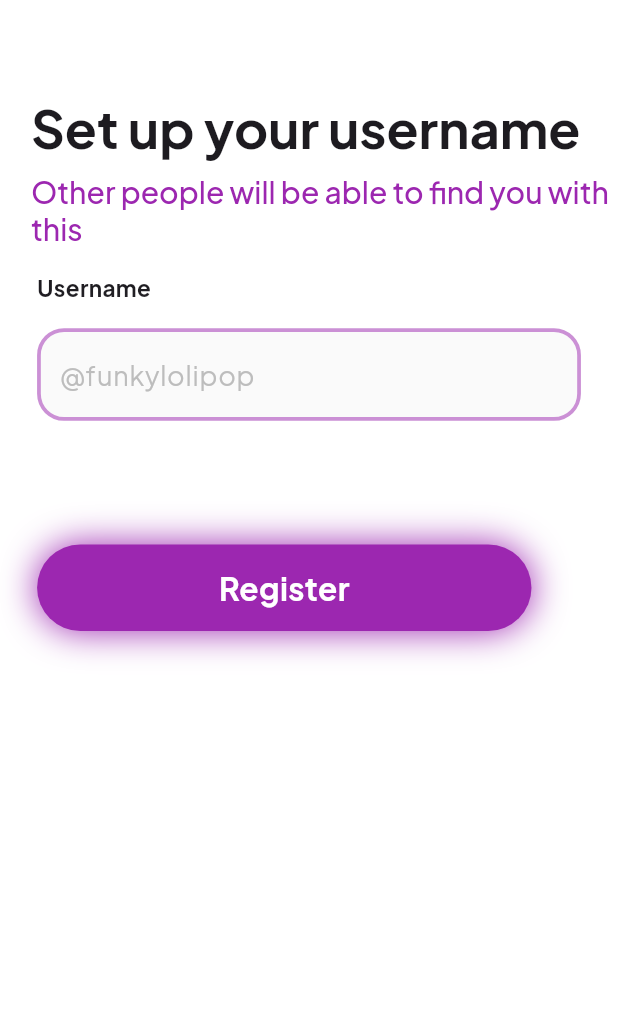
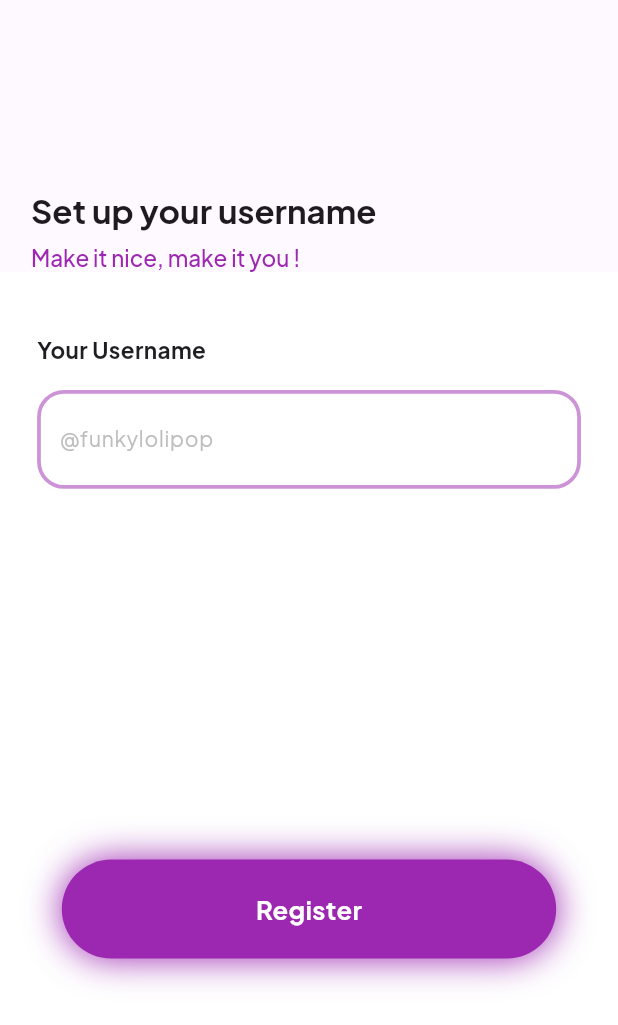
Before and after one commit to ThatLinuxGuyYouKnow/Bubbly, a Flutter app: the SignUp screen opened by its route, after a tap on "Get Started", on a phone screen of 412 x 824 dp. Shown: the top 1025 px of the screen. Run offline on Flutter 3.47's test engine with Material 3 defaults, Android fonts, the phone set to English and light mode, and no system bars; our stand-ins replace device_info, flutter_dotenv, get_storage, google_fonts, supabase_flutter; accounts and stored records are empty; network calls fail.

Commit message:
adjusted text sizes for real device for sign up, standard button and main chat screen

```diff
--- a/lib/auth/set_username.dart
+++ b/lib/auth/set_username.dart
@@ -1,8 +1,10 @@
 import 'package:bubbly/data/localHandling/supabaseData.dart';
 import 'package:bubbly/widgets/StandardTextField.dart';
+import 'package:bubbly/widgets/backButton.dart';
 import 'package:bubbly/widgets/buttons.dart';
 import 'package:bubbly/widgets/texts.dart';
 import 'package:flutter/material.dart';
+import 'package:flutter/widgets.dart';
 import 'package:google_fonts/google_fonts.dart';
 
 class SetUsername extends StatefulWidget {
@@ -16,7 +18,7 @@ class SetUsername extends StatefulWidget {
 class _SetUsernameState extends State<SetUsername> {
   final ScrollController _scrollController = ScrollController();
   final TextEditingController usernameController = TextEditingController();
-//TODO: Implement validation + local data storage of username
+
   Widget build(BuildContext context) {
     final screenWidth = MediaQuery.of(context).size.width;
     final screenHeight = MediaQuery.of(context).size.height;
@@ -29,9 +31,9 @@ class _SetUsernameState extends State<SetUsername> {
         physics: const ClampingScrollPhysics(),
         slivers: [
           SliverAppBar(
-            expandedHeight: screenHeight * 0.2,
+            expandedHeight: screenHeight * 0.22,
             pinned: true,
-            backgroundColor: Colors.white,
+            backgroundColor: Colors.purpleAccent.withOpacity(.04),
             elevation: 0,
             leadingWidth: screenWidth * 0.23,
             leading: SizedBox.shrink(),
@@ -46,17 +48,17 @@ class _SetUsernameState extends State<SetUsername> {
                 children: [
                   StandardText(
                     textContent: 'Set up your username',
-                    textFontSize: 35,
+                    textFontSize: 22,
                     textWeight: FontWeight.bold,
                   ),
                   SizedBox(
                     height: screenHeight * 0.01,
                   ),
                   Text(
-                    'Other people will be able to find you with this',
+                    'Make it nice, make it you !',
                     style: GoogleFonts.plusJakartaSans(
                       color: Colors.purple,
-                      fontSize: 20,
+                      fontSize: 15,
                       fontWeight: FontWeight.w500,
                     ),
                   ),
@@ -70,9 +72,9 @@ class _SetUsernameState extends State<SetUsername> {
               child: Column(
                   crossAxisAlignment: CrossAxisAlignment.start,
                   children: [
-                    SizedBox(height: screenHeight * 0.02),
+                    SizedBox(height: screenHeight * 0.05),
                     StandardText(
-                      textContent: 'Username',
+                      textContent: 'Your Username',
                       textFontSize: 15,
                       textWeight: FontWeight.bold,
                     ),
@@ -81,7 +83,10 @@ class _SetUsernameState extends State<SetUsername> {
                         controller: usernameController,
                         valueValidator: (value) {},
                         hintText: '@funkylolipop'),
-                    SizedBox(height: screenHeight * .1),
+                    SizedBox(height: screenHeight * .3),
+                    Row(
+                      mainAxisAlignment: MainAxisAlignment.center,
+                      children: [
                         StandardButton(
                             onButtonTap: () {
                               print(usernameController.text +
@@ -90,7 +95,9 @@ class _SetUsernameState extends State<SetUsername> {
                                   username: usernameController.text,
                                   email: widget.email);
                             },
-                        buttonTitle: 'Register')
+                            buttonTitle: 'Register'),
+                      ],
+                    )
                   ] ///////////////
                   ),
             ),
--- a/lib/auth/signup.dart
+++ b/lib/auth/signup.dart
@@ -40,7 +40,7 @@ class _SignUpState extends State<SignUp> {
           SliverAppBar(
             expandedHeight: screenHeight * 0.22,
             pinned: true,
-            backgroundColor: Colors.white,
+            backgroundColor: Colors.purpleAccent.withOpacity(.04),
             elevation: 0,
             leadingWidth: screenWidth * 0.23,
             leading: Padding(
@@ -85,7 +85,7 @@ class _SignUpState extends State<SignUp> {
                   SizedBox(height: screenHeight * 0.06),
                   StandardText(
                     textContent: 'Email',
-                    textFontSize: 22,
+                    textFontSize: 18,
                     textWeight: FontWeight.bold,
                   ),
                   SizedBox(height: screenHeight * .02),
@@ -97,7 +97,7 @@ class _SignUpState extends State<SignUp> {
                   SizedBox(height: screenHeight * .05),
                   StandardText(
                     textContent: 'Password',
-                    textFontSize: 22,
+                    textFontSize: 18,
                     textWeight: FontWeight.bold,
                   ),
                   SizedBox(height: screenHeight * .02),
@@ -153,7 +153,7 @@ class _SignUpState extends State<SignUp> {
                             Text(
                               'Already have an account?',
                               style: GoogleFonts.plusJakartaSans(
-                                fontSize: 16,
+                                fontSize: 12,
                               ),
                             ),
                             SizedBox(
@@ -161,7 +161,7 @@ class _SignUpState extends State<SignUp> {
                             ),
                             Text('Dive Back in! ',
                                 style: GoogleFonts.plusJakartaSans(
-                                    fontSize: 16,
+                                    fontSize: 12,
                                     fontWeight: FontWeight.bold,
                                     decoration: TextDecoration.underline))
                           ],
--- a/lib/chats/chat_main.dart
+++ b/lib/chats/chat_main.dart
@@ -83,7 +83,7 @@ class _ChatMainState extends State {
                       SizedBox(width: 8),
                       StandardText(
                         textContent: 'Chats',
-                        textFontSize: 35,
+                        textFontSize: 25,
                         textWeight: FontWeight.bold,
                       ),
                     ],
@@ -93,7 +93,7 @@ class _ChatMainState extends State {
                     'Welcome back to the hive!',
                     style: GoogleFonts.plusJakartaSans(
                       color: Colors.purple,
-                      fontSize: 20,
+                      fontSize: 17,
                       fontWeight: FontWeight.w500,
                     ),
                   ),
--- a/lib/stacked_screens/userProfile.dart
+++ b/lib/stacked_screens/userProfile.dart
@@ -41,7 +41,7 @@ class UserScreen extends StatelessWidget {
                 children: [
                   StandardText(
                     textContent: 'Profile',
-                    textFontSize: 35,
+                    textFontSize: 25,
                     textWeight: FontWeight.bold,
                   ),
                   SizedBox(
@@ -51,7 +51,7 @@ class UserScreen extends StatelessWidget {
                     username,
                     style: GoogleFonts.plusJakartaSans(
                       color: Colors.purple,
-                      fontSize: 20,
+                      fontSize: 15,
                       fontWeight: FontWeight.w500,
                     ),
                   ),
--- a/lib/widgets/StandardTextField.dart
+++ b/lib/widgets/StandardTextField.dart
@@ -77,7 +77,7 @@ class _StandardTextEditingFieldState extends State<StandardTextEditingField> {
 
     return Container(
       alignment: Alignment.center,
-      height: screenHeight * 0.075,
+      height: screenHeight * 0.08,
       decoration: BoxDecoration(
         boxShadow: const [
           BoxShadow(blurRadius: 20, color: Colors.white)
@@ -86,7 +86,7 @@ class _StandardTextEditingFieldState extends State<StandardTextEditingField> {
           color: _getFieldColor(),
           width: 2.5,
         ),
-        color: Colors.grey[50],
+        color: Colors.white,
         borderRadius: BorderRadius.circular(18.0),
       ),
       child: Padding(
@@ -110,7 +110,7 @@ class _StandardTextEditingFieldState extends State<StandardTextEditingField> {
             hintText: widget.hintText,
             hintStyle: GoogleFonts.plusJakartaSans(
               color: Colors.grey[400],
-              fontSize: 18,
+              fontSize: 14,
             ),
             border: InputBorder.none,
             errorStyle: const TextStyle(height: 0),
--- a/lib/widgets/buttons.dart
+++ b/lib/widgets/buttons.dart
@@ -14,7 +14,7 @@ class StandardButton extends StatelessWidget {
         onButtonTap();
       },
       child: Container(
-        height: screenHeight * 0.07,
+        height: screenHeight * 0.08,
         width: screenWidth * 0.8,
         decoration: BoxDecoration(
           boxShadow: [
@@ -31,7 +31,7 @@ class StandardButton extends StatelessWidget {
             buttonTitle,
             style: GoogleFonts.plusJakartaSans(
               color: Colors.white,
-              fontSize: 21,
+              fontSize: 17,
               fontWeight: FontWeight.bold,
             ),
           ),
--- a/lib/widgets/customBottomNavBar.dart
+++ b/lib/widgets/customBottomNavBar.dart
@@ -23,7 +23,7 @@ class _CustomBottomNavBarState extends State<CustomBottomNavBar> {
 
     return Material(
       child: Container(
-        color: Colors.transparent,
+        color: Colors.white,
         padding: EdgeInsets.only(
           bottom: MediaQuery.of(context).padding.bottom +
               35, // Increased bottom padding
@@ -63,7 +63,7 @@ class _CustomBottomNavBarState extends State<CustomBottomNavBar> {
                 icon: Icons.add,
                 label: 'New Chat',
                 isSelected: widget.currentIndex == 1,
-                onTap: () => widget.onTap(1),
+                onTap: () => Navigator.pushNamed(context, '/newchat'),
               ),
               _buildNavItem(
                 screenWidth: screenWidth,
--- a/lib/widgets/profileOptionTiles.dart
+++ b/lib/widgets/profileOptionTiles.dart
@@ -45,7 +45,7 @@ class ProfileOptionsTile extends StatelessWidget {
             Text(
               title,
               style: GoogleFonts.plusJakartaSans(
-                fontSize: 17,
+                fontSize: 12,
                 fontWeight: FontWeight.bold,
                 color: Colors.black87,
               ),
```
Lines whose indentation alone changed are shown as unchanged.
